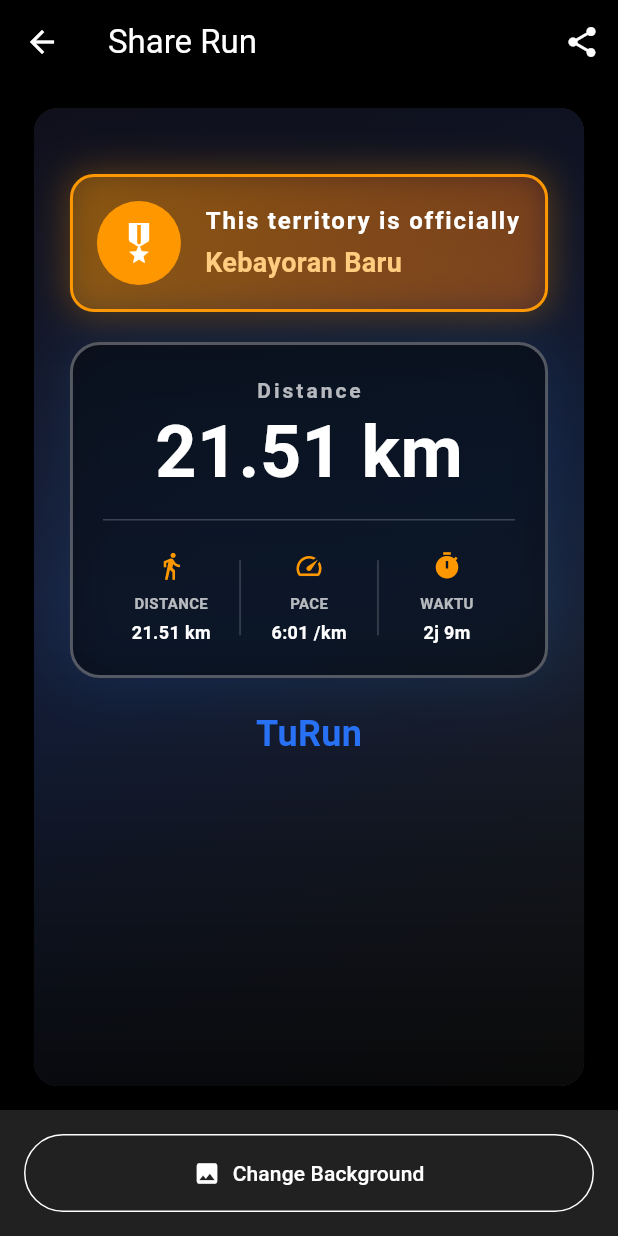
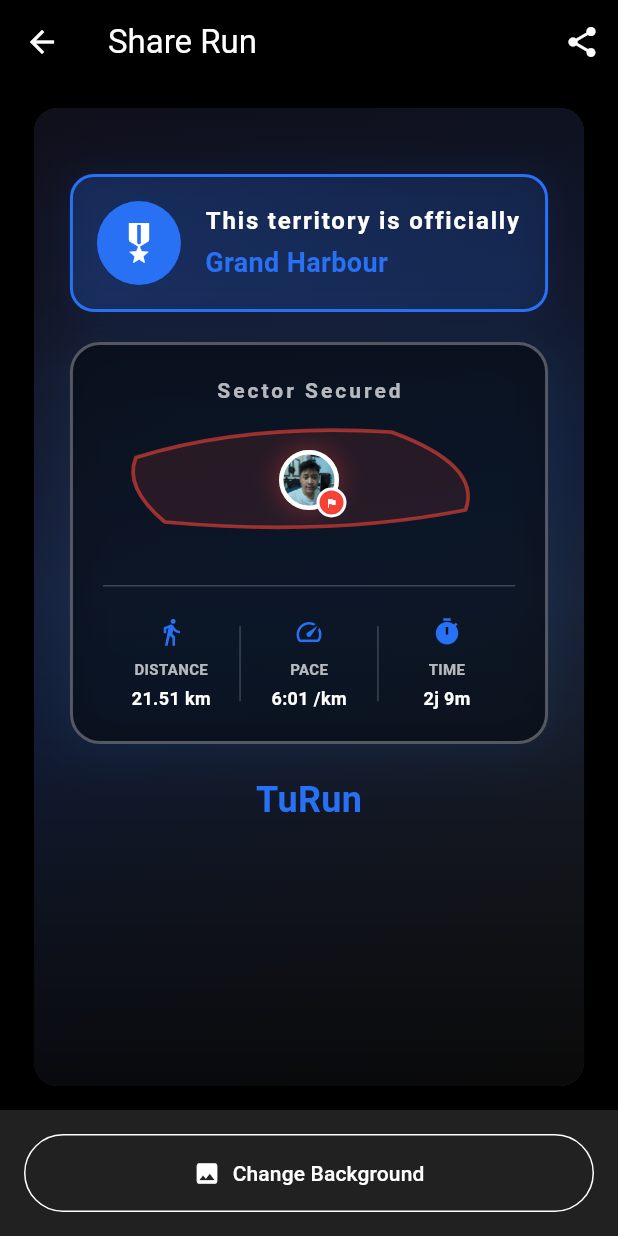
Before and after one commit to galihtra/turun, a Flutter app: the RunShareScreenDemo screen opened directly, after a tap on "Full Marathon - Territory Conquered 🏆", on a phone screen of 412 x 824 dp. Run offline on Flutter 3.47's test engine with Material 3 defaults, Android fonts, the phone set to English and light mode, and no system bars; our stand-ins replace flutter_colorpicker, flutter_dotenv, flutter_easyloading, flutter_screenutil, flutter_svg, fluttertoast and 9 more; accounts and stored records are empty; project files that could hold a hidden picture were left out.

Commit message:
create ui share run

```diff
--- a/lib/main.dart
+++ b/lib/main.dart
@@ -10,7 +10,6 @@ import 'package:turun/data/wrapper/auth_wrapper.dart';
 import 'package:turun/resources/colors_app.dart';
 
 import 'data/providers/user/user_provider.dart';
-import 'pages/running/run_share_screen_demo.dart'; // Demo for testing
 
 void main() async {
   WidgetsFlutterBinding.ensureInitialized();
--- a/lib/pages/running/run_share_screen.dart
+++ b/lib/pages/running/run_share_screen.dart
@@ -3,9 +3,12 @@ import 'dart:typed_data';
 import 'dart:ui' as ui;
 import 'package:flutter/material.dart';
 import 'package:flutter/rendering.dart';
+import 'package:flutter_svg/flutter_svg.dart';
 import 'package:image_picker/image_picker.dart';
 import 'package:path_provider/path_provider.dart';
 import 'package:share_plus/share_plus.dart';
+import 'package:turun/resources/assets_app.dart';
+import 'package:turun/resources/colors_app.dart';
 import 'package:turun/resources/values_app.dart';
 
 import '../../resources/styles_app.dart';
@@ -192,15 +195,15 @@ class _RunShareScreenState extends State<RunShareScreen> {
       decoration: BoxDecoration(
         gradient: LinearGradient(
           colors: [
-            Colors.orange.withValues(alpha: 0.3),
-            Colors.deepOrange.withValues(alpha: 0.2),
+            AppColors.blueLogo.withValues(alpha: 0.2),
+            AppColors.blueLogo.withValues(alpha: 0.1),
           ],
         ),
         borderRadius: BorderRadius.circular(16),
-        border: Border.all(color: Colors.orange, width: 2),
+        border: Border.all(color: AppColors.blueLogo, width: 2),
         boxShadow: [
           BoxShadow(
-            color: Colors.orange.withValues(alpha: 0.3),
+            color: AppColors.blueLogo.withValues(alpha: 0.1),
             blurRadius: 20,
             spreadRadius: 2,
           ),
@@ -211,7 +214,7 @@ class _RunShareScreenState extends State<RunShareScreen> {
           Container(
             padding: const EdgeInsets.all(12),
             decoration: const BoxDecoration(
-              color: Colors.orange,
+              color: AppColors.blueLogo,
               shape: BoxShape.circle,
             ),
             child: const Icon(
@@ -238,8 +241,8 @@ class _RunShareScreenState extends State<RunShareScreen> {
                 Text(
                   maxLines: 2,
                   widget.territoryName ?? 'Unknown Territory',
-                  style: TextStyle(
-                    color: Colors.orange[200],
+                  style: const TextStyle(
+                    color: AppColors.blueLogo,
                     fontSize: 18,
                     fontWeight: FontWeight.bold,
                   ),
@@ -277,7 +280,7 @@ class _RunShareScreenState extends State<RunShareScreen> {
           Column(
             children: [
               Text(
-                'Distance',
+                'Sector Secured',
                 style: TextStyle(
                   color: Colors.white.withValues(alpha: 0.7),
                   fontSize: 14,
@@ -285,16 +288,8 @@ class _RunShareScreenState extends State<RunShareScreen> {
                   letterSpacing: 2,
                 ),
               ),
-              const SizedBox(height: 8),
-              Text(
-                distance,
-                style: const TextStyle(
-                  color: Colors.white,
-                  fontSize: 48,
-                  fontWeight: FontWeight.bold,
-                  height: 1,
-                ),
-              ),
+              // Territory route grid
+              _buildSimpleRouteGrid(),
             ],
           ),
 
@@ -329,7 +324,7 @@ class _RunShareScreenState extends State<RunShareScreen> {
                 color: Colors.white.withValues(alpha: 0.2),
               ),
               Expanded(
-                child: _buildCompactStat('WAKTU', duration, Icons.timer),
+                child: _buildCompactStat('TIME', duration, Icons.timer),
               ),
             ],
           ),
@@ -341,7 +336,7 @@ class _RunShareScreenState extends State<RunShareScreen> {
   Widget _buildCompactStat(String label, String value, IconData icon) {
     return Column(
       children: [
-        Icon(icon, color: Colors.orange, size: 20),
+        Icon(icon, color: AppColors.blueLogo, size: 20),
         const SizedBox(height: 8),
         Text(
           label,
@@ -361,6 +356,74 @@ class _RunShareScreenState extends State<RunShareScreen> {
           ),
         ),
       ],
+    );
+  }
+
+  Widget _buildSimpleRouteGrid() {
+    return SizedBox(
+      height: 100,
+      width: double.infinity,
+      child: Stack(
+        alignment: Alignment.center,
+        children: [
+          // Territory polygon background
+          SizedBox(
+            width: double.infinity,
+            height: 100,
+            child: CustomPaint(
+              painter: _SimpleRouteGridPainter(),
+            ),
+          ),
+          // Icon in the center (territory claim)
+          // Profile with flag badge
+          Stack(
+            clipBehavior: Clip.none,
+            children: [
+              // Profile image
+              Container(
+                width: 40,
+                height: 40,
+                decoration: BoxDecoration(
+                  shape: BoxShape.circle,
+                  border: Border.all(
+                    color: Colors.white,
+                    width: 3,
+                  ),
+                  boxShadow: [
+                    BoxShadow(
+                      color: Colors.red.withValues(alpha: 0.3),
+                      blurRadius: 12,
+                      spreadRadius: 2,
+                    ),
+                  ],
+                  image: const DecorationImage(
+                    image: AssetImage(AppImages.exProfile),
+                    fit: BoxFit.cover,
+                  ),
+                ),
+              ),
+              // Flag badge
+              Positioned(
+                right: -5,
+                bottom: -5,
+                child: Container(
+                  padding: const EdgeInsets.all(4),
+                  decoration: BoxDecoration(
+                    color: Colors.red,
+                    shape: BoxShape.circle,
+                    border: Border.all(color: Colors.white, width: 2),
+                  ),
+                  child: const Icon(
+                    Icons.flag_rounded,
+                    color: Colors.white,
+                    size: 8,
+                  ),
+                ),
+              ),
+            ],
+          ),
+        ],
+      ),
     );
   }
 
@@ -468,24 +531,69 @@ class _RunShareScreenState extends State<RunShareScreen> {
   }
 }
 
-// Custom painter for Strava-like logo
-class _StravaLogoPainter extends CustomPainter {
+// Custom painter for territory polygon (blue theme, no background)
+class _SimpleRouteGridPainter extends CustomPainter {
   @override
   void paint(Canvas canvas, Size size) {
-    final textPainter = TextPainter(
-      text: const TextSpan(
-        text: 'STRAVA',
-        style: TextStyle(
-          color: Colors.white,
-          fontSize: 24,
-          fontWeight: FontWeight.bold,
-          letterSpacing: 2,
-        ),
-      ),
-      textDirection: TextDirection.ltr,
+    // Draw only territory boundary (blue)
+    _drawTerritoryOutline(canvas, size);
+  }
+
+  void _drawTerritoryOutline(Canvas canvas, Size size) {
+    final boundaryPaint = Paint()
+      ..color = Colors.red.withValues(alpha: 0.6)
+      ..strokeWidth = 2.5
+      ..style = PaintingStyle.stroke
+      ..strokeCap = StrokeCap.round
+      ..strokeJoin = StrokeJoin.round;
+
+    final path = Path();
+
+    // Wider organic territory shape
+    path.moveTo(size.width * 0.08, size.height * 0.35);
+
+    // Top curve (wider spread)
+    path.quadraticBezierTo(
+      size.width * 0.35,
+      size.height * 0.12,
+      size.width * 0.7,
+      size.height * 0.18,
     );
-    textPainter.layout();
-    textPainter.paint(canvas, Offset((size.width - textPainter.width) / 2, 0));
+
+    // Right side curve (extended further right)
+    path.quadraticBezierTo(
+      size.width * 0.92,
+      size.height * 0.4,
+      size.width * 0.88,
+      size.height * 0.7,
+    );
+
+    // Bottom curve (wider spread)
+    path.quadraticBezierTo(
+      size.width * 0.55,
+      size.height * 0.88,
+      size.width * 0.15,
+      size.height * 0.78,
+    );
+
+    // Left side curve (back to start)
+    path.quadraticBezierTo(
+      size.width * 0.05,
+      size.height * 0.55,
+      size.width * 0.08,
+      size.height * 0.35,
+    );
+
+    path.close();
+
+    // Fill with transparent red
+    final fillPaint = Paint()
+      ..color = Colors.red.withValues(alpha: 0.12)
+      ..style = PaintingStyle.fill;
+    canvas.drawPath(path, fillPaint);
+
+    // Draw outline
+    canvas.drawPath(path, boundaryPaint);
   }
 
   @override
--- a/lib/pages/running/run_share_screen_demo.dart
+++ b/lib/pages/running/run_share_screen_demo.dart
@@ -51,7 +51,7 @@ class RunShareScreenDemo extends StatelessWidget {
                       maxSpeed: '15.2 km/h',
                       calories: '1291 cal',
                       territoryConquered: true,
-                      territoryName: 'Kebayoran Baru',
+                      territoryName: 'Grand Harbour',
                       totalTerritories: 12,
                       userName: 'Galih Runner',
                       userLevel: 'Level 15 - Marathon Master',
--- a/lib/resources/assets_app.dart
+++ b/lib/resources/assets_app.dart
@@ -9,6 +9,7 @@ class AppImages {
   static const String background = '$IMAGE_PATH/background.jpg';
   static const String check = '$IMAGE_PATH/check.png';
   static const String exMapsLandmark = '$IMAGE_PATH/example_maps_landmark.png';
+  static const String exProfile = '$IMAGE_PATH/example-profile.jpg';
 }
 
 class AppLotties {
```
Also changed, not shown: assets/images/example-profile.jpg (added).
